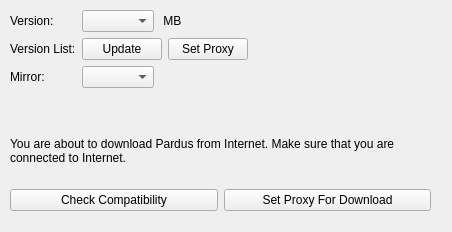
First picture: the form in playground/gsoc/pawn/src/gui/widgetOptInternet.ui, repository pars-linux/uludag, before the edit.
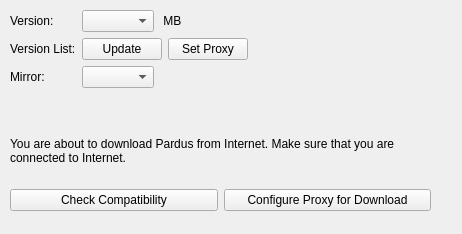
Second picture: the form after the edit.

Patch:
```diff
--- a/playground/gsoc/pawn/src/gui/widgetOptInternet.ui
+++ b/playground/gsoc/pawn/src/gui/widgetOptInternet.ui
@@ -6,8 +6,8 @@
    <rect>
     <x>0</x>
     <y>0</y>
-    <width>452</width>
-    <height>232</height>
+    <width>462</width>
+    <height>234</height>
    </rect>
   </property>
   <property name="windowTitle">
@@ -104,7 +104,7 @@
     <item>
      <widget class="QPushButton" name="btnProxy2">
       <property name="text">
-       <string>Set Proxy For Download</string>
+       <string>Configure Proxy for Download</string>
       </property>
      </widget>
     </item>
```
